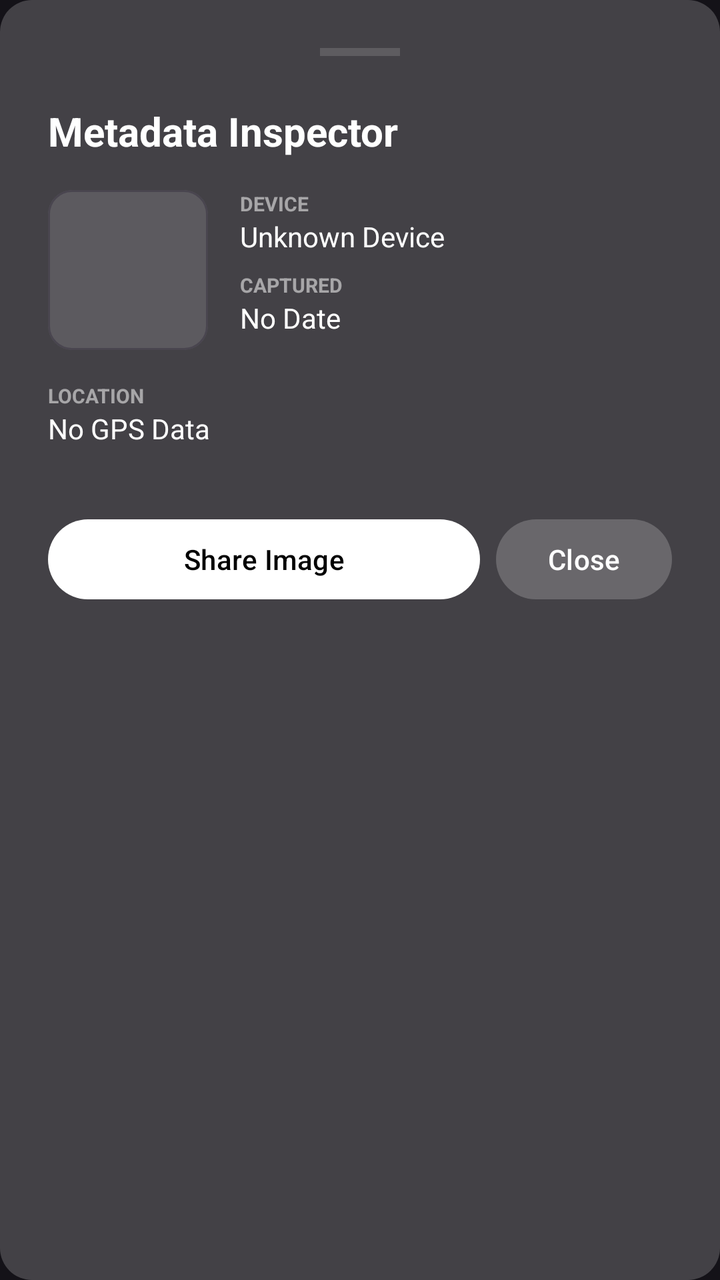
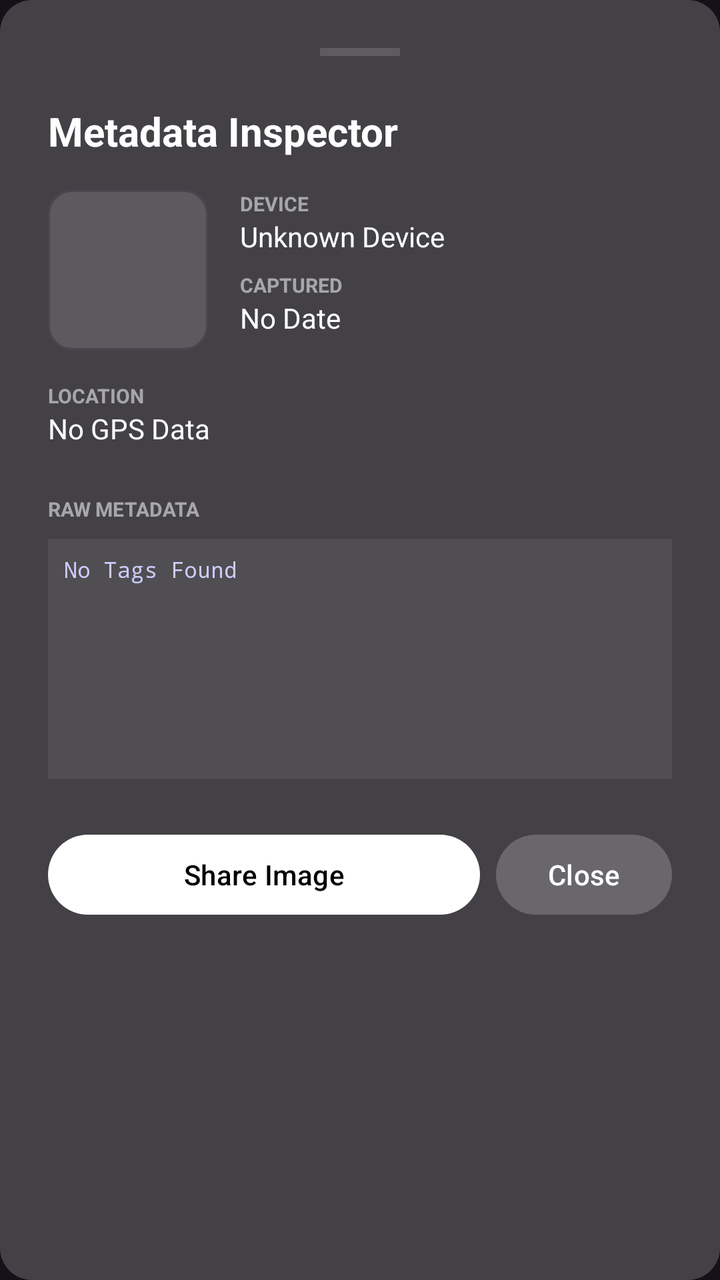

The first picture is an Android layout as it rendered before a commit; the second is the same layout after the commit. The layout source and the unified diff follow.
<!-- AndroidManifest.xml: application theme Theme.Exifly -->
<!-- res/layout/sheet_metadata.xml -->
<?xml version="1.0" encoding="utf-8"?>
<LinearLayout xmlns:android="http://schemas.android.com/apk/res/android"
    xmlns:app="http://schemas.android.com/apk/res-auto"
    android:layout_width="match_parent"
    android:layout_height="wrap_content"
    android:background="@drawable/glass_card_bg"
    android:orientation="vertical"
    android:padding="24dp">

    <View
        android:layout_width="40dp"
        android:layout_height="4dp"
        android:layout_gravity="center_horizontal"
        android:layout_marginBottom="24dp"
        android:background="#44FFFFFF"
        android:backgroundTint="#88FFFFFF" />

    <TextView
        android:layout_width="wrap_content"
        android:layout_height="wrap_content"
        android:layout_marginBottom="16dp"
        android:text="Metadata Inspector"
        android:textColor="#FFFFFF"
        android:textSize="20sp"
        android:textStyle="bold" />

    <LinearLayout
        android:layout_width="match_parent"
        android:layout_height="wrap_content"
        android:orientation="horizontal">

        <com.google.android.material.card.MaterialCardView
            android:layout_width="80dp"
            android:layout_height="80dp"
            app:cardBackgroundColor="#22FFFFFF"
            app:cardCornerRadius="12dp"
            app:cardElevation="0dp">

            <ImageView
                android:id="@+id/sheetThumb"
                android:layout_width="match_parent"
                android:layout_height="match_parent"
                android:scaleType="centerCrop" />
        </com.google.android.material.card.MaterialCardView>

        <LinearLayout
            android:layout_width="match_parent"
            android:layout_height="wrap_content"
            android:layout_marginStart="16dp"
            android:orientation="vertical">

            
            <TextView
                android:layout_width="wrap_content"
                android:layout_height="wrap_content"
                android:text="DEVICE"
                android:textColor="#88FFFFFF"
                android:textSize="10sp"
                android:textStyle="bold" />

            <TextView
                android:id="@+id/sheetModel"
                android:layout_width="wrap_content"
                android:layout_height="wrap_content"
                android:layout_marginBottom="8dp"
                android:text="Unknown Device"
                android:textColor="#FFFFFF"
                android:textSize="14sp" />

            
            <TextView
                android:layout_width="wrap_content"
                android:layout_height="wrap_content"
                android:text="CAPTURED"
                android:textColor="#88FFFFFF"
                android:textSize="10sp"
                android:textStyle="bold" />

            <TextView
                android:id="@+id/sheetDate"
                android:layout_width="wrap_content"
                android:layout_height="wrap_content"
                android:text="No Date"
                android:textColor="#FFFFFF"
                android:textSize="14sp" />
        </LinearLayout>
    </LinearLayout>

    
    <TextView
        android:layout_width="wrap_content"
        android:layout_height="wrap_content"
        android:layout_marginTop="16dp"
        android:text="LOCATION"
        android:textColor="#88FFFFFF"
        android:textSize="10sp"
        android:textStyle="bold" />

    <TextView
        android:id="@+id/sheetGps"
        android:layout_width="match_parent"
        android:layout_height="wrap_content"
        android:layout_marginBottom="8dp"
        android:drawablePadding="8dp"
        android:text="No GPS Data"
        android:textColor="#FFFFFF"
        android:textSize="14sp" />
        
    <com.google.android.material.button.MaterialButton
        android:id="@+id/btnOpenMap"
        android:layout_width="match_parent"
        android:layout_height="wrap_content"
        android:layout_marginTop="8dp"
        android:text="Open in Maps"
        android:textColor="#000000"
        app:backgroundTint="#FFFFFF"
        app:cornerRadius="20dp"
        android:visibility="gone"
        style="@style/Widget.MaterialComponents.Button.TextButton"/>

    
    <LinearLayout
        android:layout_width="match_parent"
        android:layout_height="wrap_content"
        android:layout_marginTop="24dp"
        android:orientation="horizontal">

        <Button
            android:id="@+id/btnShare"
            android:layout_width="0dp"
            android:layout_height="wrap_content"
            android:layout_weight="1"
            android:layout_marginEnd="8dp"
            android:text="Share Image"
             android:textColor="#000000"
            app:backgroundTint="#FFFFFF"/>

        <Button
            android:id="@+id/btnClose"
            android:layout_width="wrap_content"
            android:layout_height="wrap_content"
             android:textColor="#FFFFFF"
            app:backgroundTint="#33FFFFFF"
            android:text="Close" />
    </LinearLayout>

</LinearLayout>
<!-- resources referenced by this layout -->
<resources>
  <!-- drawable glass_card_bg (drawable) -->
  <shape xmlns:android="http://schemas.android.com/apk/res/android">
      <solid android:color="#33FFFFFF"/>
      <corners android:radius="16dp"/>
  </shape>
  <style name="Theme.Exifly" parent="Theme.Material3.Dark.NoActionBar">
          <item name="colorPrimary">#2C5364</item>
          <item name="colorSurface">#0F2027</item>
      </style>
</resources>

<!-- the commit's change to res/layout/sheet_metadata.xml (unified diff, before → after) -->
@@ -118,6 +118,31 @@
         android:visibility="gone"
         style="@style/Widget.MaterialComponents.Button.TextButton"/>
 
+    <TextView
+        android:layout_width="wrap_content"
+        android:layout_height="wrap_content"
+        android:layout_marginTop="16dp"
+        android:text="RAW METADATA"
+        android:textColor="#88FFFFFF"
+        android:textSize="10sp"
+        android:textStyle="bold" />
+
+    <ScrollView
+        android:layout_width="match_parent"
+        android:layout_height="120dp"
+        android:background="#11FFFFFF"
+        android:layout_marginTop="8dp"
+        android:padding="8dp">
+        <TextView
+            android:id="@+id/sheetRaw"
+            android:layout_width="match_parent"
+            android:layout_height="wrap_content"
+            android:text="No Tags Found"
+            android:textColor="#CCCCFF"
+            android:textSize="11sp"
+            android:fontFamily="monospace"/>
+    </ScrollView>
+
     
     <LinearLayout
         android:layout_width="match_parent"
